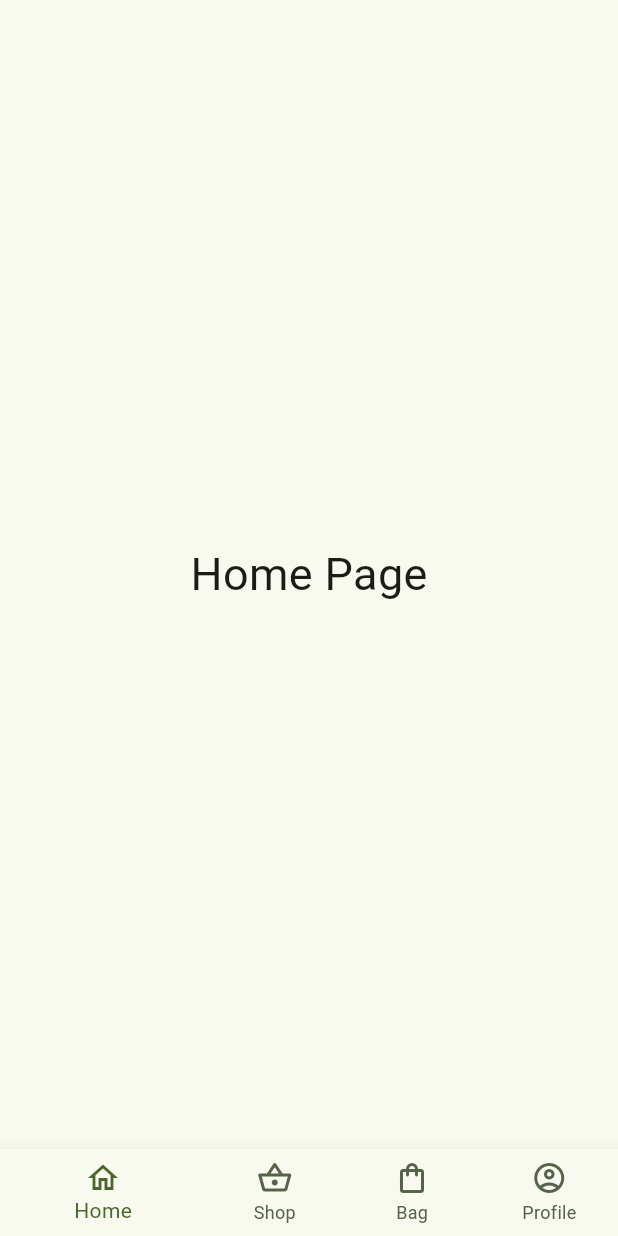
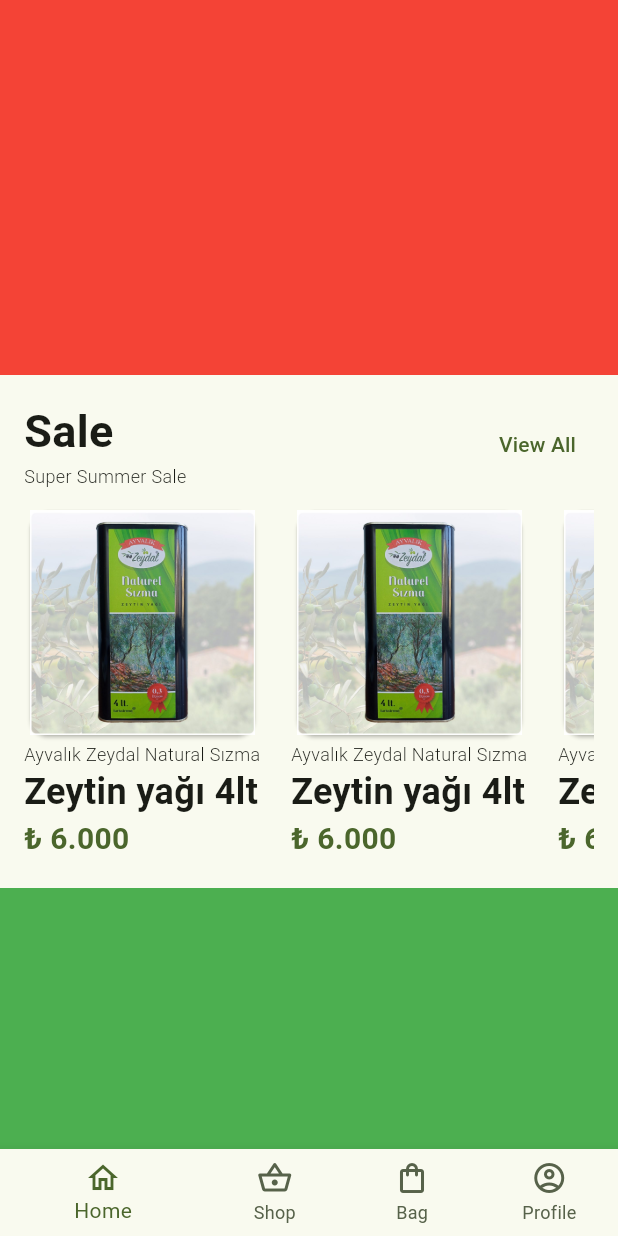
Before and after one commit to omerfaruksomay/zeydal_ecom, a Flutter app: the MainLayout screen opened directly, on a phone screen of 412 x 824 dp. Run offline on Flutter 3.47's test engine with Material 3 defaults, Android fonts, the phone set to English and light mode, and no system bars.

Commit message:
Home Page Product Slider created

```diff
--- a/lib/view/main_pages/home_page.dart
+++ b/lib/view/main_pages/home_page.dart
@@ -5,11 +5,115 @@
 
   @override
   Widget build(BuildContext context) {
-    return const Center(
-      child: Text(
-        "Home Page",
-        style: TextStyle(fontSize: 30),
+    return SafeArea(
+      child: SingleChildScrollView(
+        child: Column(
+          children: [
+            Container(
+              height: 250,
+              color: Colors.red,
+            ),
+            Padding(
+              padding: const EdgeInsets.all(16.0),
+              child: _buildProductSlider(context),
+            ),
+            Container(
+              height: 300,
+              color: Colors.green,
+            ),
+          ],
+        ),
       ),
     );
   }
+
+  Widget _buildProductSlider(BuildContext context) {
+    return SizedBox(
+      height: 310,
+      child: Column(
+        crossAxisAlignment: CrossAxisAlignment.start,
+        children: [
+          Row(
+            mainAxisAlignment: MainAxisAlignment.spaceBetween,
+            children: [
+              const Column(
+                crossAxisAlignment: CrossAxisAlignment.start,
+                children: [
+                  Text(
+                    'Sale',
+                    style: TextStyle(
+                      fontSize: 30,
+                      fontWeight: FontWeight.bold,
+                    ),
+                  ),
+                  Text(
+                    'Super Summer Sale',
+                    style: TextStyle(fontSize: 12, fontWeight: FontWeight.w300),
+                  ),
+                ],
+              ),
+              TextButton(
+                  onPressed: () {
+                    print("View All pressed");
+                  },
+                  child: Text('View All'))
+            ],
+          ),
+          SizedBox(height: 10),
+          SingleChildScrollView(
+            scrollDirection: Axis.horizontal,
+            child: Row(
+              children: [
+                _buildProductSliderItem(context),
+                const SizedBox(width: 20),
+                _buildProductSliderItem(context),
+                const SizedBox(width: 20),
+                _buildProductSliderItem(context),
+                const SizedBox(width: 20),
+                _buildProductSliderItem(context),
+              ],
+            ),
+          ),
+        ],
+      ),
+    );
+  }
+
+  Widget _buildProductSliderItem(BuildContext context) {
+    return Column(
+      crossAxisAlignment: CrossAxisAlignment.start,
+      children: [
+        Card(
+          child: SizedBox(
+            height: 150,
+            width: 150,
+            child: Image.asset(
+              'assets/images/product.jpg',
+              fit: BoxFit.fill,
+            ),
+          ),
+        ),
+        Column(
+          crossAxisAlignment: CrossAxisAlignment.start,
+          children: [
+            const Text(
+              'Ayvalık Zeydal Natural Sızma',
+              style: TextStyle(fontSize: 12, fontWeight: FontWeight.w300),
+            ),
+            const Text(
+              'Zeytin yağı 4lt',
+              style: TextStyle(fontSize: 24, fontWeight: FontWeight.bold),
+            ),
+            Text(
+              '₺ 6.000',
+              style: TextStyle(
+                  color: Theme.of(context).colorScheme.primary,
+                  fontSize: 20,
+                  fontWeight: FontWeight.bold),
+            )
+          ],
+        ),
+      ],
+    );
+  }
 }
--- a/lib/view/widgets/custom_textfield.dart
+++ b/lib/view/widgets/custom_textfield.dart
@@ -17,7 +17,6 @@
   @override
   Widget build(BuildContext context) {
     return TextField(
-
       keyboardType: keyboardType,
       obscureText: isObscure ?? false,
       controller: controller,
@@ -30,9 +29,9 @@
         ),
         focusedBorder: OutlineInputBorder(
           borderRadius: BorderRadius.circular(10),
-          borderSide: const BorderSide(
-// color: Color.fromRGBO(46, 99, 110, 1),
-              ),
+          borderSide:  BorderSide(
+            color: Theme.of(context).colorScheme.primary,
+          ),
         ),
       ),
     );
```
Also changed, not shown: assets/images/product.jpg (added).
